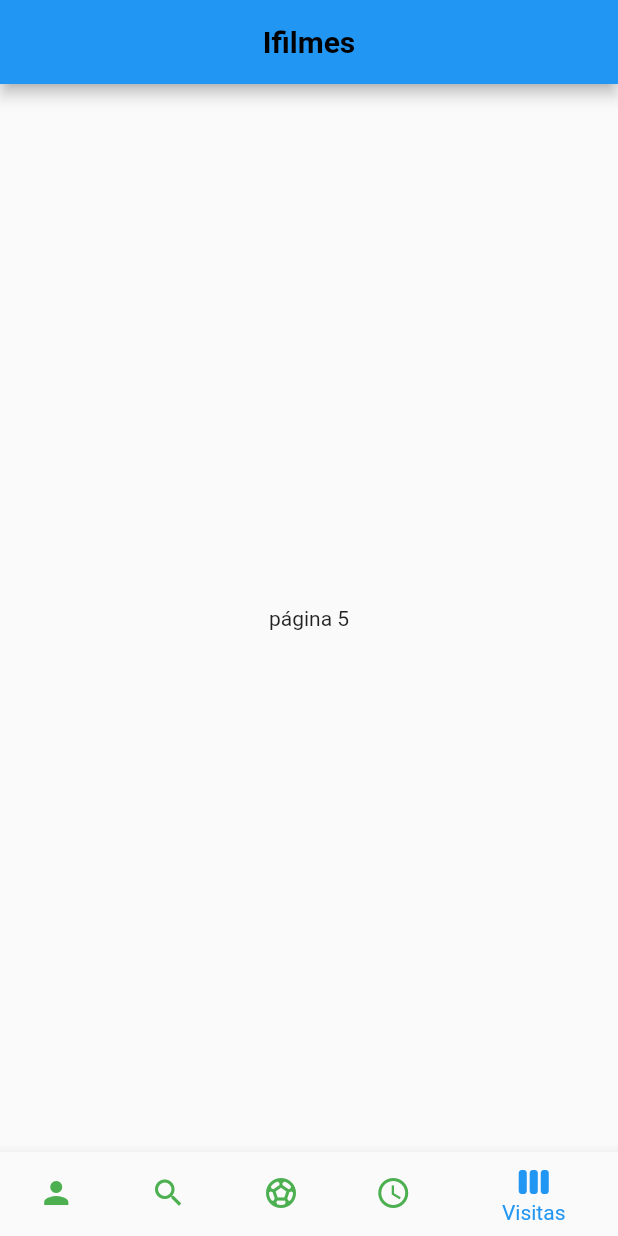
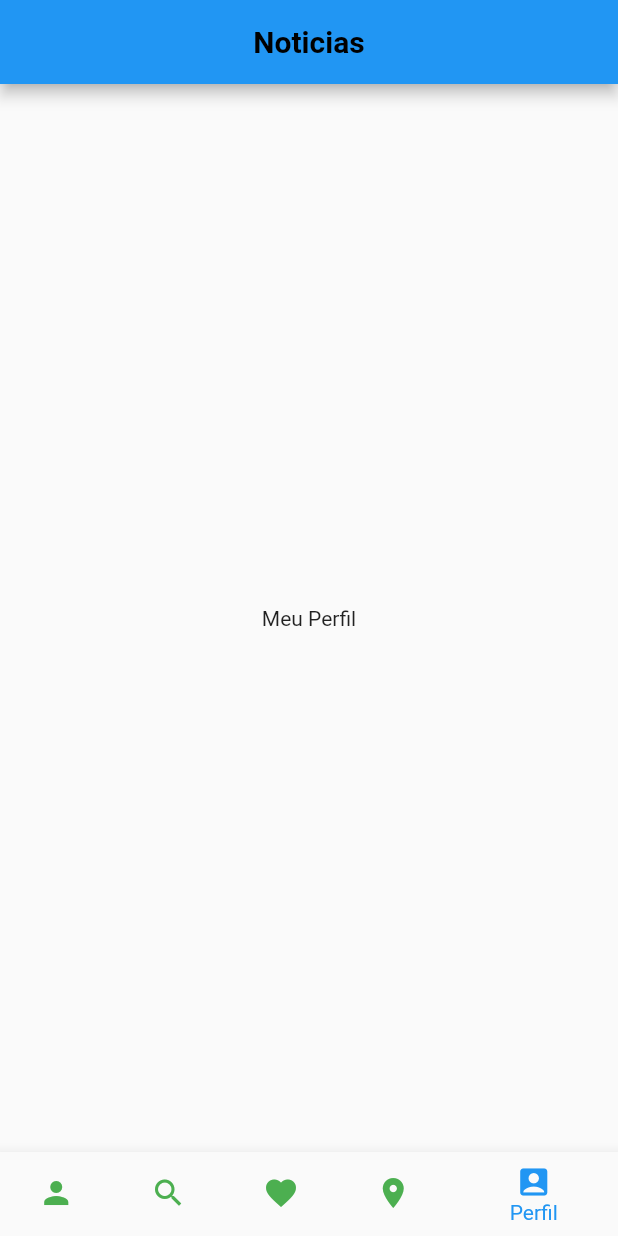
Before and after one commit to italo-mauricio/Flutter_POO1, a Flutter app: the screen it shows after launch, item 5 of the bottom bar chosen, on a phone screen of 412 x 824 dp. Run offline on Flutter 3.47's test engine with Material 2 defaults, Android fonts, the phone set to English and light mode, and no system bars.

Commit message:
feat: adicionando redirecionamento de páginas no app

```diff
--- a/flutter_project/lib/Atividades/atividade1.dart
+++ b/flutter_project/lib/Atividades/atividade1.dart
@@ -15,11 +15,11 @@ class _MyAppState extends State<MyApp> {
 
   final List<Widget> _pages = [
     // adicione aqui os widgets que deseja exibir em cada página
-    Center(child: Text("página 1")),
-    Center(child: Text("Página 2")),
-    Center(child: Text("Página 3")),
-    Center(child: Text("Página 4")),
-    Center(child: Text("página 5")),
+    Center(child: Text("Página Inicial")),
+    Center(child: Text("Pesquisar")),
+    Center(child: Text("Favoritos")),
+    Center(child: Text("Localização")),
+    Center(child: Text("Meu Perfil")),
   ];
 
 
@@ -35,7 +35,7 @@ class _MyAppState extends State<MyApp> {
       theme: ThemeData(primarySwatch: Colors.blue),
       home: Scaffold(
         appBar: AppBar(
-          title: const Text("Ifilmes",
+          title: const Text("Noticias",
               style: TextStyle(
                   color: Colors.black, fontWeight: FontWeight.bold)),
           centerTitle: true,
@@ -56,19 +56,19 @@ class _MyAppState extends State<MyApp> {
             ),
             BottomNavigationBarItem(
               icon: Icon(Icons.search),
-              label: "Visitas",
+              label: "Pesquisar",
             ),
             BottomNavigationBarItem(
-              icon: Icon(Icons.sports_soccer_outlined),
-              label: "Esportes",
+              icon: Icon(Icons.favorite),
+              label: "Favoritos",
             ),
             BottomNavigationBarItem(
-              icon: Icon(Icons.access_time),
-              label: "access_time",
+              icon: Icon(Icons.location_on),
+              label: "Localização",
             ),
             BottomNavigationBarItem(
-              icon: Icon(Icons.view_week),
-              label: "Visitas",
+              icon: Icon(Icons.account_box),
+              label: "Perfil",
             ),
           ],
           onTap: _onItemTapped,
```
